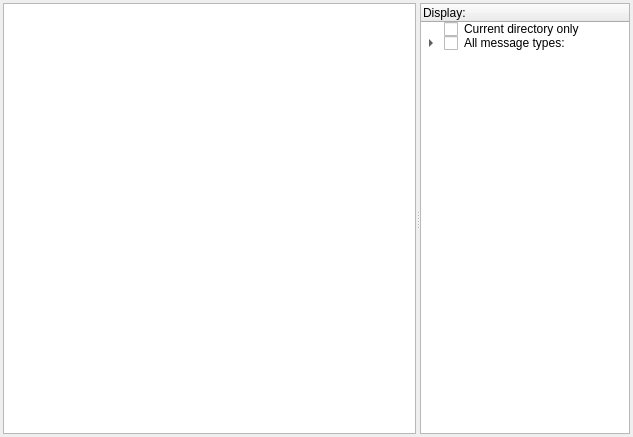
The window that gui/manager/ui_logwidget.ui (Ulm-IQO/qudi) describes before a commit, drawn with Qt 5.
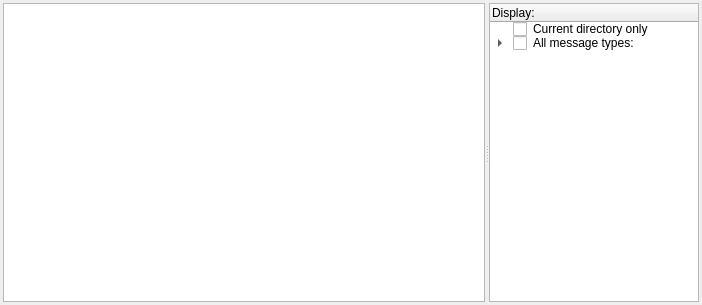
The same window after the commit. Custom widgets are drawn as their Qt base class.

Commit message: fix the collapsed log widget in managergui

```diff
--- a/gui/manager/ui_logwidget.ui
+++ b/gui/manager/ui_logwidget.ui
@@ -6,12 +6,12 @@
    <rect>
     <x>0</x>
     <y>0</y>
-    <width>633</width>
-    <height>437</height>
+    <width>702</width>
+    <height>305</height>
    </rect>
   </property>
   <property name="sizePolicy">
-   <sizepolicy hsizetype="Ignored" vsizetype="Ignored">
+   <sizepolicy hsizetype="Preferred" vsizetype="Preferred">
     <horstretch>0</horstretch>
     <verstretch>0</verstretch>
    </sizepolicy>
@@ -28,6 +28,12 @@
    </property>
    <item row="0" column="0">
     <widget class="QSplitter" name="splitter">
+     <property name="sizePolicy">
+      <sizepolicy hsizetype="Preferred" vsizetype="Preferred">
+       <horstretch>0</horstretch>
+       <verstretch>0</verstretch>
+      </sizepolicy>
+     </property>
      <property name="orientation">
       <enum>Qt::Horizontal</enum>
      </property>
@@ -44,6 +50,12 @@
        </property>
        <item row="0" column="0">
         <widget class="QTableView" name="output">
+         <property name="sizePolicy">
+          <sizepolicy hsizetype="Preferred" vsizetype="Preferred">
+           <horstretch>0</horstretch>
+           <verstretch>0</verstretch>
+          </sizepolicy>
+         </property>
          <property name="autoScroll">
           <bool>false</bool>
          </property>
@@ -107,7 +119,7 @@
        <item>
         <widget class="TreeWidget" name="filterTree">
          <property name="sizePolicy">
-          <sizepolicy hsizetype="MinimumExpanding" vsizetype="Expanding">
+          <sizepolicy hsizetype="Preferred" vsizetype="Preferred">
            <horstretch>0</horstretch>
            <verstretch>0</verstretch>
           </sizepolicy>
```
